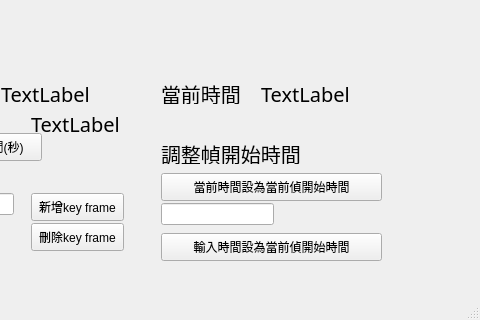
Before: the Qt Designer form newtype/UI.ui in ck7-32/WEGO_lightdance, drawn with Qt 5; both pictures show x 949 to 1429 and y 487 to 807 of the 1429 by 807 pixel window.
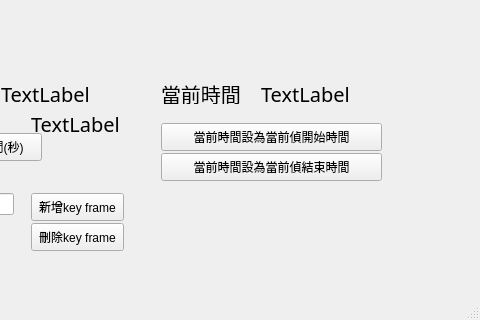
After: the same form once the commit is applied.

Diff of the .ui file:
```diff
--- a/newtype/UI.ui
+++ b/newtype/UI.ui
@@ -841,40 +841,11 @@
      <string>載入幀開始時間(秒)</string>
     </property>
    </widget>
-   <widget class="QLineEdit" name="frameadjust">
+   <widget class="QPushButton" name="set_frame_start_bynowtime">
     <property name="geometry">
      <rect>
       <x>1110</x>
-      <y>690</y>
-      <width>113</width>
-      <height>22</height>
-     </rect>
-    </property>
-   </widget>
-   <widget class="QLabel" name="nowframetime_7">
-    <property name="geometry">
-     <rect>
-      <x>1110</x>
-      <y>630</y>
-      <width>211</width>
-      <height>21</height>
-     </rect>
-    </property>
-    <property name="font">
-     <font>
-      <family>微軟正黑體</family>
-      <pointsize>15</pointsize>
-     </font>
-    </property>
-    <property name="text">
-     <string>調整幀開始時間</string>
-    </property>
-   </widget>
-   <widget class="QPushButton" name="frameadjustbynowtime">
-    <property name="geometry">
-     <rect>
-      <x>1110</x>
-      <y>660</y>
+      <y>610</y>
       <width>221</width>
       <height>28</height>
      </rect>
@@ -887,13 +858,13 @@
     <property name="geometry">
      <rect>
       <x>1110</x>
-      <y>720</y>
+      <y>640</y>
       <width>221</width>
       <height>28</height>
      </rect>
     </property>
     <property name="text">
-     <string>輸入時間設為當前偵開始時間</string>
+     <string>當前時間設為當前偵結束時間</string>
     </property>
    </widget>
   </widget>
```
Left out of the diff: 4 changed lines with no effect on the pictures.
